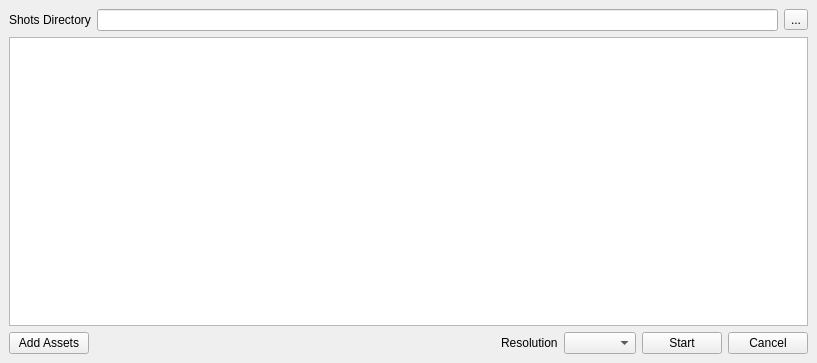
Qt form ui/main.ui (iceanimations/setupMasterScene) before a commit.
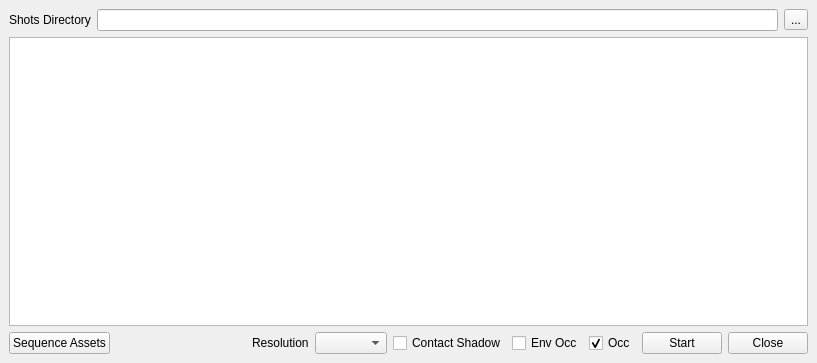
The same form after that commit.

Commit message: checkboxes added for env_occ and contactShadow layers, occ layer created

Diff of the .ui file:
```diff
--- a/ui/main.ui
+++ b/ui/main.ui
@@ -57,7 +57,7 @@
          <string>Add assets from TACTIC for the specified Sequence</string>
         </property>
         <property name="text">
-         <string>Add Assets</string>
+         <string>Sequence Assets</string>
         </property>
        </widget>
       </item>
@@ -84,6 +84,39 @@
       <item>
        <widget class="QComboBox" name="resolutionBox"/>
       </item>
+      <item>
+       <widget class="QCheckBox" name="contactShadowButton">
+        <property name="toolTip">
+         <string>Create ContactShadow layer from shadow layer</string>
+        </property>
+        <property name="text">
+         <string>Contact Shadow</string>
+        </property>
+       </widget>
+      </item>
+      <item>
+       <widget class="QCheckBox" name="envOccButton">
+        <property name="toolTip">
+         <string>Create Env_Occ layer from Env layer</string>
+        </property>
+        <property name="text">
+         <string>Env Occ</string>
+        </property>
+       </widget>
+      </item>
+      <item>
+       <widget class="QCheckBox" name="occButton">
+        <property name="toolTip">
+         <string>Create Occ layer from Shadow layer</string>
+        </property>
+        <property name="text">
+         <string>Occ</string>
+        </property>
+        <property name="checked">
+         <bool>true</bool>
+        </property>
+       </widget>
+      </item>
       <item>
        <widget class="QPushButton" name="startButton">
         <property name="minimumSize">
@@ -106,7 +139,7 @@
          </size>
         </property>
         <property name="text">
-         <string>Cancel</string>
+         <string>Close</string>
         </property>
        </widget>
       </item>
```
The commit also changes 2 other files.
